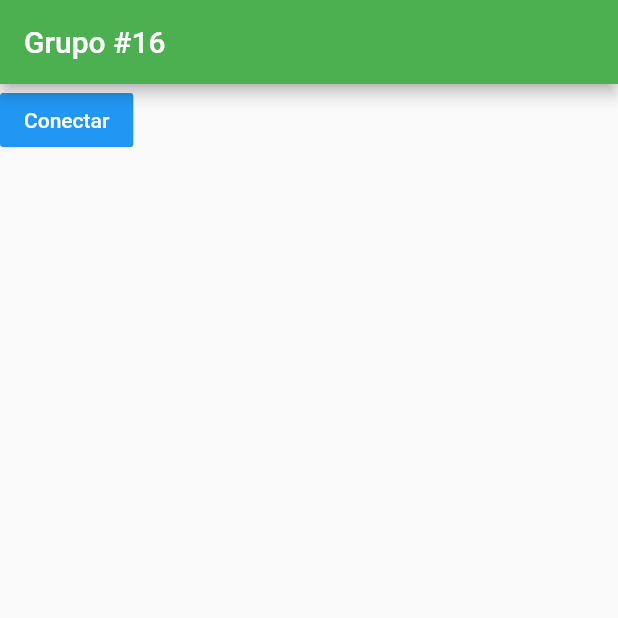
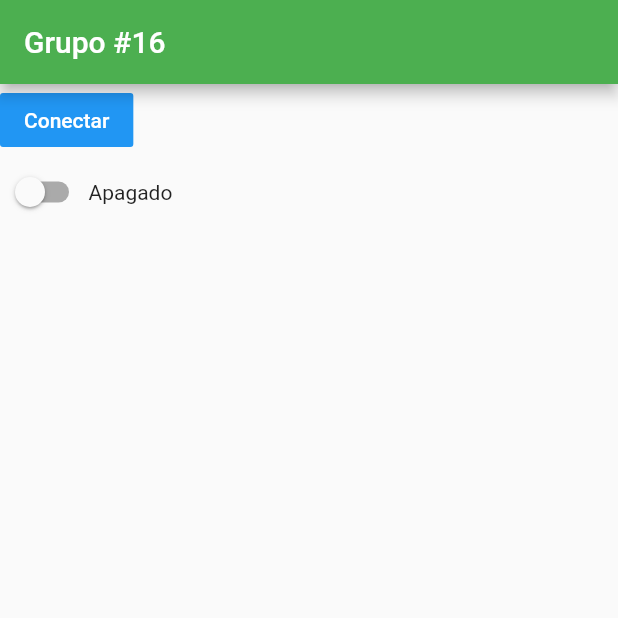
Before and after one commit to mayace/arqui2-proyecto1, a Flutter app: the screen it shows after launch, on a phone screen of 412 x 824 dp, the top half of it. Run offline on Flutter 3.47's test engine with Material 2 defaults, Android fonts, the phone set to English and light mode, and no system bars; missing offline and left inert: mqtt_client.

Commit message:
flutter - enviar mqtt de carrito apagod o encendido

```diff
--- a/dashboardFlutter/lib/main.dart
+++ b/dashboardFlutter/lib/main.dart
@@ -55,6 +55,8 @@ class _MyDashboardState extends State<MyHomePage> {
   var testTopic = [];
 
   MqttServerClient client;
+
+  var carritoEncendido = false;
 
   bool get isConnected => client == null
       ? false
@@ -129,6 +131,24 @@ class _MyDashboardState extends State<MyHomePage> {
                             }
                           }),
                 Text(this.connectionState.toString())
+              ],
+            ),
+            Row(
+              children: [
+                Switch(
+                    value: this.carritoEncendido,
+                    onChanged: (val) {
+                      setState(() {
+                        this.carritoEncendido = val;
+                      });
+
+                      final pubTopic = "arqui2/proyecto1/carrito";
+                      final builder = MqttClientPayloadBuilder();
+                      builder.addString(val ? 'on' : "off");
+                      client.publishMessage(
+                          pubTopic, MqttQos.atLeastOnce, builder.payload);
+                    }),
+                Text(this.carritoEncendido ? "Encendido" : "Apagado")
               ],
             ),
             Expanded(
```
